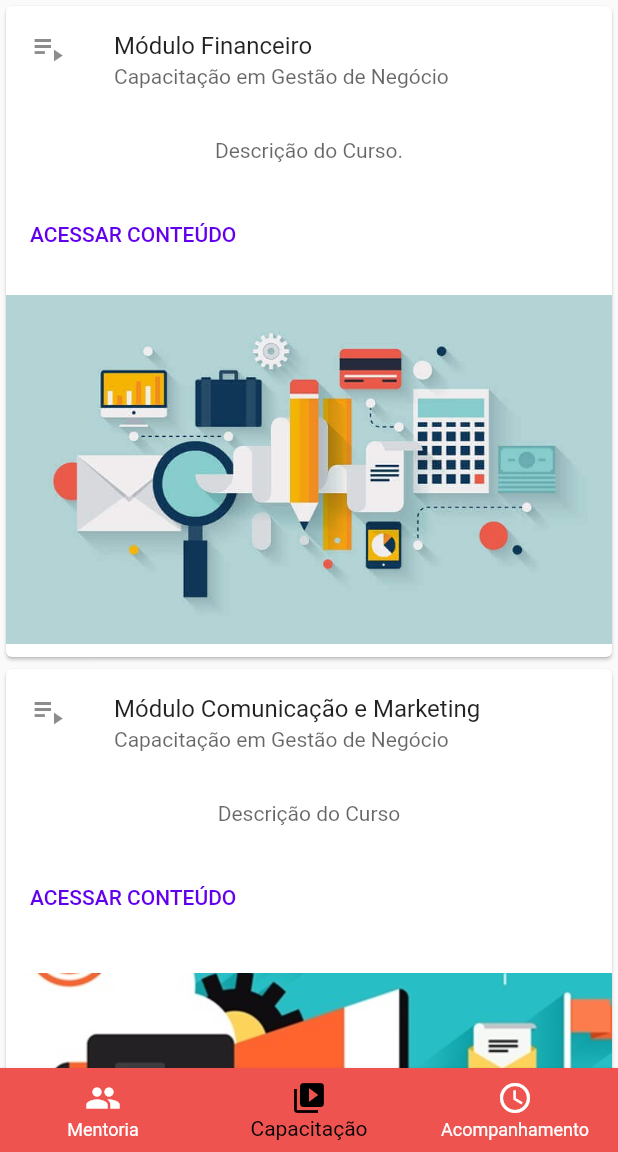
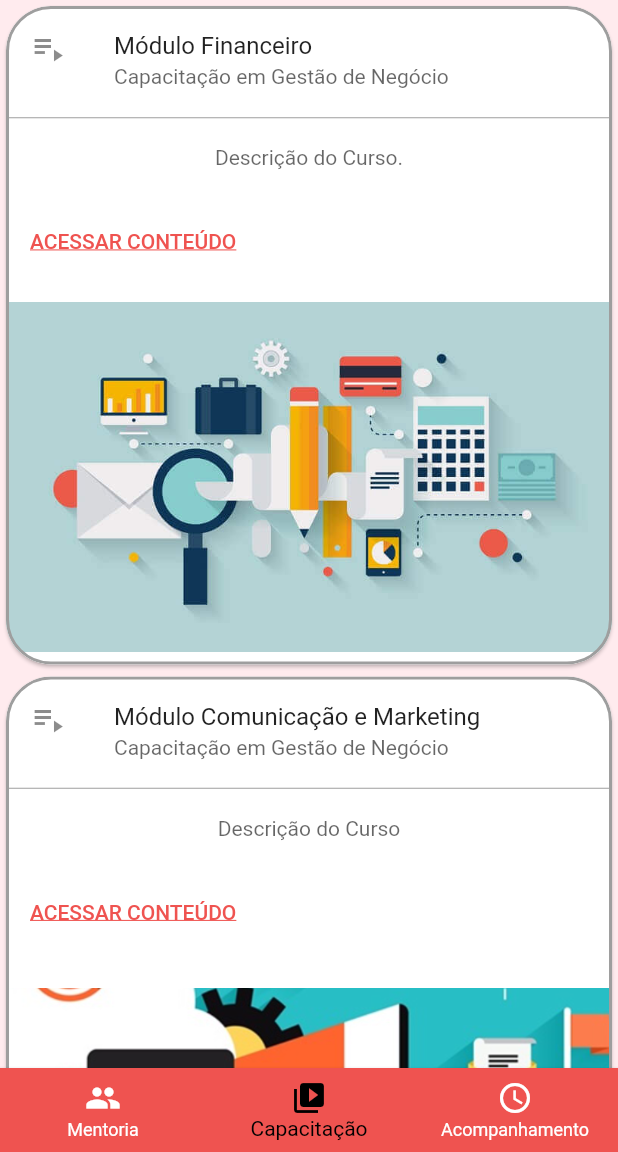
Before and after one commit to rfaelfp/Flutter, a Flutter app: the screen it shows once a user with an empty profile is signed in, on a phone screen of 412 x 824 dp, the part 84-1236 px from its top. Run offline on Flutter 3.47's test engine with Material 2 defaults, Android fonts, the phone set to English and light mode, and no system bars; our stand-ins replace cloud_firestore, firebase_auth, flutter_spinkit, webview_flutter, youtube_player_flutter; accounts and stored records are empty.

Commit message:
22/11/2020

```diff
--- a/projeto_anima/lib/screens/body/capacitacao/capacitacao.dart
+++ b/projeto_anima/lib/screens/body/capacitacao/capacitacao.dart
@@ -4,6 +4,7 @@ import 'package:projeto_anima/util/card.dart';
 class Capacitacao extends StatelessWidget {
   Widget build(BuildContext context) {
     return Scaffold(
+      backgroundColor: Colors.red[50],
       body: ListView(
         children: [
           cardCapacitacao(
--- a/projeto_anima/lib/screens/videosCapacitacao/videos_capacitacao.dart
+++ b/projeto_anima/lib/screens/videosCapacitacao/videos_capacitacao.dart
@@ -4,8 +4,9 @@ import 'package:youtube_player_flutter/youtube_player_flutter.dart';
 import 'package:projeto_anima/util/videos.dart';
 
 class VideosCapacitacao extends StatefulWidget {
+  YoutubeMetaData videoMetaData;
   final String titulo;
-  int index;
+  final int index;
   VideosCapacitacao({this.titulo, this.index});
   @override
   _VideosCapacitacaoState createState() => _VideosCapacitacaoState();
@@ -16,7 +17,7 @@ class _VideosCapacitacaoState extends State<VideosCapacitacao> {
   @override
   Widget build(BuildContext context) {
     return Scaffold(
-      backgroundColor: Colors.white,
+      backgroundColor: Colors.red[50],
       appBar: AppBar(
         title: Text(widget.titulo),
         backgroundColor: Colors.red[400],
--- a/projeto_anima/lib/util/card.dart
+++ b/projeto_anima/lib/util/card.dart
@@ -5,6 +5,10 @@ import 'package:projeto_anima/util/loading.dart';
 Card cardCapacitacao(BuildContext context, String titulo,
     String textoSecundario, String descricao, String imagem, int index) {
   return Card(
+    shape: RoundedRectangleBorder(
+      borderRadius: BorderRadius.circular(30.0),
+      side: BorderSide(color: Colors.grey[500], width: 2),
+    ),
     clipBehavior: Clip.antiAlias,
     child: Column(
       children: [
@@ -15,6 +19,10 @@ Card cardCapacitacao(BuildContext context, String titulo,
             textoSecundario,
             style: TextStyle(color: Colors.black.withOpacity(0.6)),
           ),
+        ),
+        Divider(
+          color: Colors.grey[500],
+          height: 5.0,
         ),
         Padding(
           padding: const EdgeInsets.all(16.0),
@@ -27,7 +35,7 @@ Card cardCapacitacao(BuildContext context, String titulo,
           alignment: MainAxisAlignment.start,
           children: [
             FlatButton(
-              textColor: const Color(0xFF6200EE),
+              textColor: Colors.red[400],
               onPressed: () async {
                 await Navigator.push(context, MaterialPageRoute(
                   builder: (context) {
@@ -35,7 +43,13 @@ Card cardCapacitacao(BuildContext context, String titulo,
                   },
                 ));
               },
-              child: const Text('ACESSAR CONTEÚDO'),
+              child: Text.rich(
+                TextSpan(
+                  text: 'ACESSAR CONTEÚDO',
+                  style: TextStyle(
+                      fontSize: 14, decoration: TextDecoration.underline),
+                ),
+              ),
             ),
           ],
         ),
--- a/projeto_anima/lib/util/loading.dart
+++ b/projeto_anima/lib/util/loading.dart
@@ -8,7 +8,7 @@ class Loading extends StatelessWidget {
       color: Colors.white,
       child: Center(
         child: SpinKitChasingDots(
-          color: Colors.red,
+          color: Colors.red[400],
           size: 50.0,
         ),
       ),
```
Also changed, not shown: projeto_anima/lib/screens/body/mentoria.dart (+31 -5 lines), projeto_anima/lib/util/videos.dart (+33 -18 lines).
